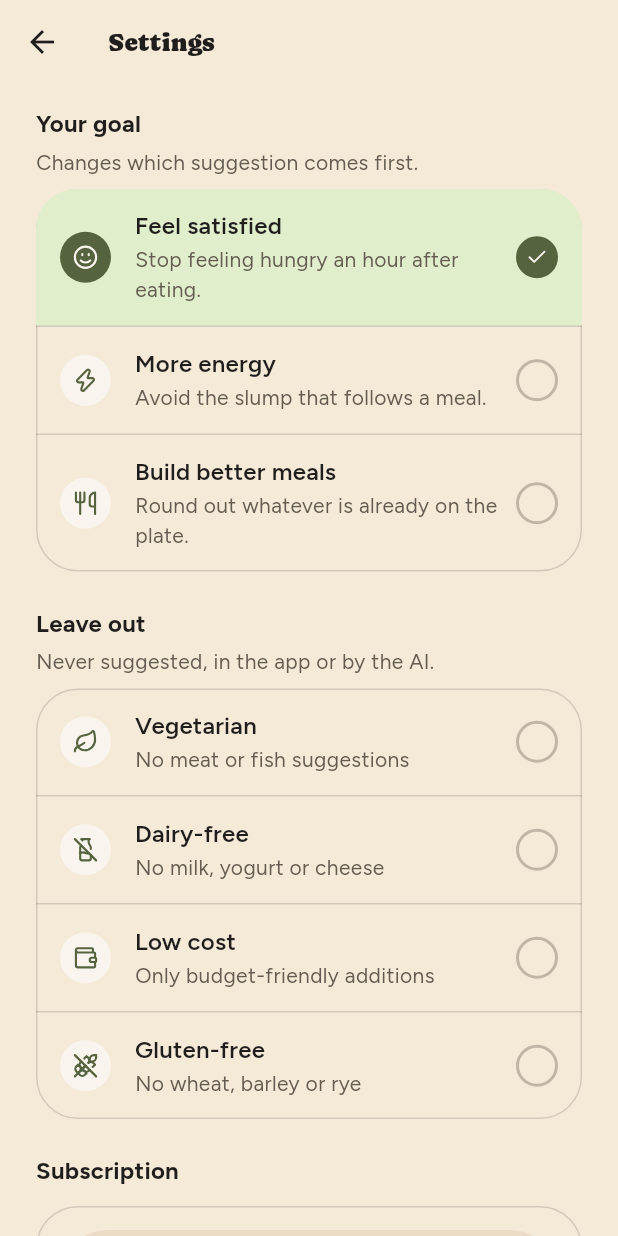
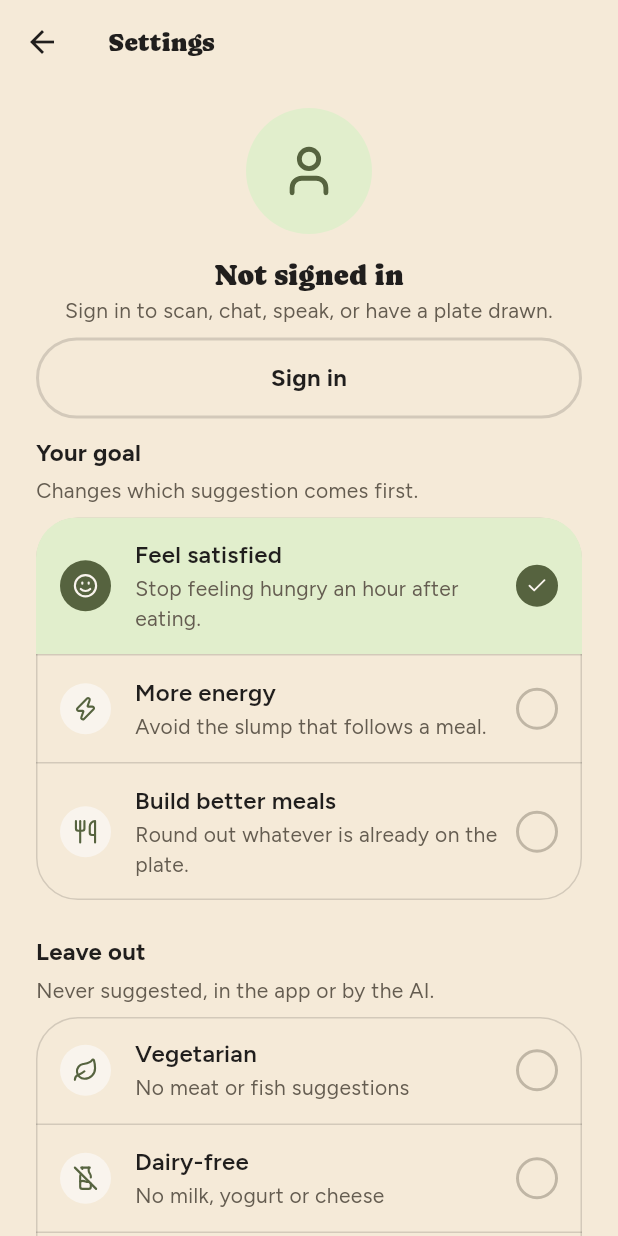
Before and after one commit to Ramy888/PlateApp, a Flutter app: the SettingsScreen screen opened directly, on a phone screen of 412 x 824 dp. Run offline on Flutter 3.47's test engine with Material 3 defaults, Android fonts, the phone set to English and light mode, and no system bars; our stand-ins replace camera, flutter_riverpod, flutter_tts, google_sign_in, lucide_icons_flutter, package_info_plus and 2 more; missing offline and left inert: purchases_flutter, record; accounts and stored records are empty.

Commit message:
Put the account at the top of settings, with a face on it
It was the fourth section down, in a row like any other setting. Whose account
this is answers a different question from what the app should suggest, and it
answers it before any of the others are worth reading — so it is a banner now:
avatar, name, email, centred, above everything.

Signed out gets the same shape rather than a different screen: a person in the
same disc, "Not signed in", what an account is for, and a button. The old
fallback was the first letter of a name, which for a guest meant a lone "?" —
that reads as an error, not an invitation.

The avatar takes a size, because 44 in a list row and 84 as a banner are the
same widget. Google's photo URL can still fail — no network, a revoked photo, a
rate limit — and the fallback covers that too; the page must always show who is
signed in.

Sign out is a text button under the email. It is a thing you go looking for,
not a thing you should be offered.

267 tests pass; analyzer clean. Seen on a device signed out and signed in.

Co-Authored-By: Claude Opus 5 (1M context) <noreply@anthropic.com>
Claude-Session: https://claude.ai/code/session_01VTEewAhGV2WpVMABzNmWUb

```diff
--- a/lib/ui/settings_screen.dart
+++ b/lib/ui/settings_screen.dart
@@ -36,6 +36,8 @@ class SettingsScreen extends ConsumerWidget {
         child: ListView(
           padding: const EdgeInsets.fromLTRB(Space.lg, Space.sm, Space.lg, Space.xl),
           children: [
+            const _AccountHeader(),
+
             _Section(
               title: 'Your goal',
               note: 'Changes which suggestion comes first.',
@@ -89,12 +91,6 @@ class SettingsScreen extends ConsumerWidget {
                   },
                 ),
               ],
-            ),
-
-            const _Section(
-              title: 'Account',
-              padded: true,
-              children: [_AccountCard()],
             ),
 
             _Section(
@@ -358,75 +354,66 @@ class _VersionLine extends StatelessWidget {
 
 
 /// Who is signed in, and the two things a person is entitled to do about it.
-class _AccountCard extends ConsumerWidget {
-  const _AccountCard();
+/// Who this is, at the top of the page.
+///
+/// It used to be the fourth section down, in a row like any other setting.
+/// Whose account this is answers a different question from what the app should
+/// suggest, and it answers it before any of the others are worth reading — so
+/// it sits above them, centred, with a face on it.
+class _AccountHeader extends ConsumerWidget {
+  const _AccountHeader();
 
   @override
   Widget build(BuildContext context, WidgetRef ref) {
     final auth = ref.watch(authControllerProvider);
+    final text = Theme.of(context).textTheme;
 
     if (!auth.isSignedIn) {
-      return PlateCard(
-        onTap: () => requireSignIn(context, ref),
-        child: Row(
+      return Padding(
+        padding: const EdgeInsets.only(top: Space.sm, bottom: Space.xs),
+        child: Column(
           children: [
-            const Lead(LucideIcons.logIn),
-            const SizedBox(width: Space.md),
-            Expanded(
-              child: Column(
-                crossAxisAlignment: CrossAxisAlignment.start,
-                children: [
-                  Text('Not signed in', style: Theme.of(context).textTheme.titleMedium),
+            const _Avatar(url: null, name: '', size: 84),
+            const SizedBox(height: Space.md),
+            Text('Not signed in', style: text.titleLarge),
             const SizedBox(height: 2),
             Text(
               'Sign in to scan, chat, speak, or have a plate drawn.',
-                    style: Theme.of(context).textTheme.bodyMedium,
+              textAlign: TextAlign.center,
+              style: text.bodyMedium,
             ),
-                ],
+            const SizedBox(height: Space.sm),
+            OutlinedButton(
+              onPressed: () => requireSignIn(context, ref),
+              child: const Text('Sign in'),
             ),
-            ),
-            const Icon(LucideIcons.chevronRight, color: PlateColors.inkSoft),
           ],
         ),
       );
     }
 
-    return Column(
+    return Padding(
+      padding: const EdgeInsets.only(top: Space.sm, bottom: Space.xs),
+      child: Column(
         children: [
-        PlateCard(
-          child: Row(
-            children: [
-              _Avatar(url: auth.photoUrl, name: auth.shortName),
-              const SizedBox(width: Space.md),
-              Expanded(
-                child: Column(
-                  crossAxisAlignment: CrossAxisAlignment.start,
-                  children: [
+          _Avatar(url: auth.photoUrl, name: auth.shortName, size: 84),
+          const SizedBox(height: Space.md),
           Text(
             auth.user!.name.isEmpty ? auth.shortName : auth.user!.name,
-                      style: Theme.of(context).textTheme.titleMedium,
+            style: text.titleLarge,
+            textAlign: TextAlign.center,
           ),
           const SizedBox(height: 2),
-                    Text(auth.user!.email,
-                        style: Theme.of(context).textTheme.bodyMedium),
-                  ],
-                ),
+          Text(auth.user!.email, style: text.bodyMedium),
+          const SizedBox(height: Space.xs),
+          // Quiet, because signing out is a thing you look for rather than a
+          // thing you should be offered.
+          TextButton(
+            onPressed: () => ref.read(authControllerProvider.notifier).signOut(),
+            child: const Text('Sign out'),
           ),
         ],
       ),
-        ),
-        const SizedBox(height: Space.sm),
-        PlateCard(
-          onTap: () => ref.read(authControllerProvider.notifier).signOut(),
-          child: Row(
-            children: [
-              Text('Sign out', style: Theme.of(context).textTheme.titleMedium),
-              const Spacer(),
-              const Icon(LucideIcons.chevronRight, color: PlateColors.inkSoft),
-            ],
-          ),
-        ),
-      ],
     );
   }
 }
@@ -434,38 +421,51 @@ class _AccountCard extends ConsumerWidget {
 /// Google's avatar, with the initial as the fallback. The URL is read from the
 /// session and never sent to our server — it is Google's to serve.
 class _Avatar extends StatelessWidget {
-  const _Avatar({required this.url, required this.name});
+  const _Avatar({required this.url, required this.name, this.size = 44});
 
   final String? url;
   final String name;
+  final double size;
 
   @override
   Widget build(BuildContext context) {
-    final initial = name.isEmpty ? '?' : name.characters.first.toUpperCase();
     return Container(
-      width: 44,
-      height: 44,
+      width: size,
+      height: size,
       alignment: Alignment.center,
       clipBehavior: Clip.antiAlias,
-      decoration: const BoxDecoration(shape: BoxShape.circle, color: PlateColors.greenSoft),
+      decoration: const BoxDecoration(
+        shape: BoxShape.circle,
+        color: PlateColors.greenSoft,
+      ),
       child: url == null
-          ? Text(initial,
-              style: const TextStyle(
-                fontSize: 18,
+          ? _fallback()
+          : Image.network(
+              url!,
+              width: size,
+              height: size,
+              fit: BoxFit.cover,
+              // Google's own URL, and it can fail like any other: no network,
+              // a revoked photo, a rate limit. The page must still show who is
+              // signed in.
+              errorBuilder: (context, _, _) => _fallback(),
+            ),
+    );
+  }
+
+  /// An initial when there is a name to take one from, and a person otherwise —
+  /// a lone "?" on the signed-out page reads as an error rather than an
+  /// invitation.
+  Widget _fallback() {
+    if (name.isEmpty) {
+      return Icon(LucideIcons.user, size: size * 0.46, color: PlateColors.green);
+    }
+    return Text(
+      name.characters.first.toUpperCase(),
+      style: TextStyle(
+        fontSize: size * 0.41,
         fontWeight: FontWeight.w700,
         color: PlateColors.green,
-              ))
-          : Image.network(
-              url!,
-              width: 44,
-              height: 44,
-              fit: BoxFit.cover,
-              errorBuilder: (context, _, _) => Text(initial,
-                  style: const TextStyle(
-                    fontSize: 18,
-                    fontWeight: FontWeight.w700,
-                    color: PlateColors.green,
-                  )),
       ),
     );
   }
```
Lines whose indentation alone changed are shown as unchanged.
